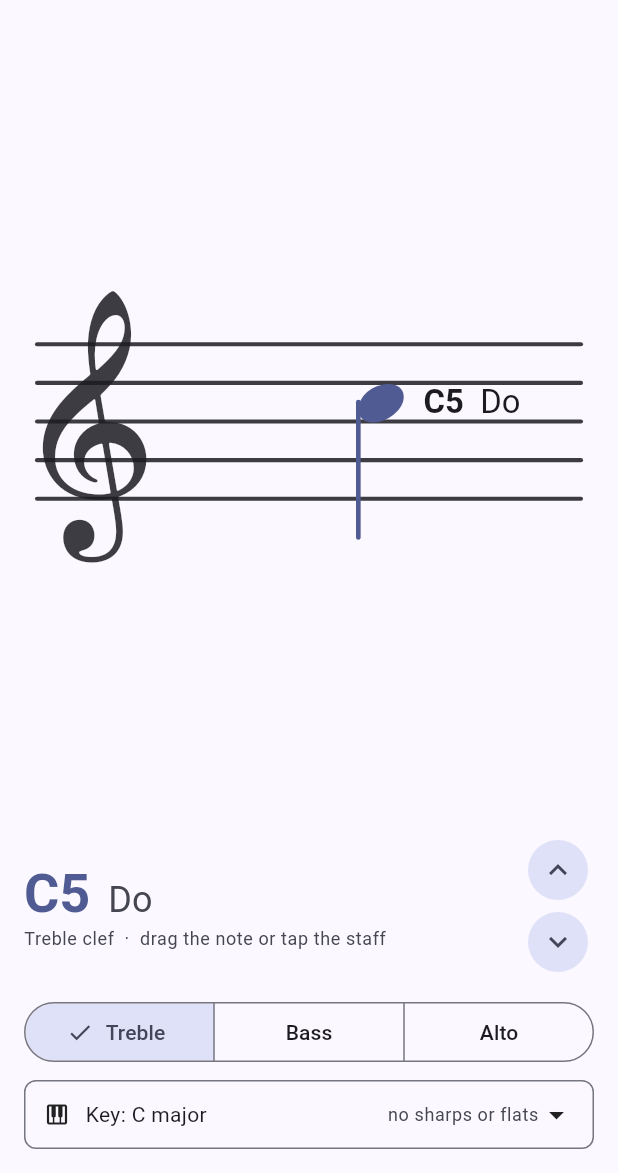
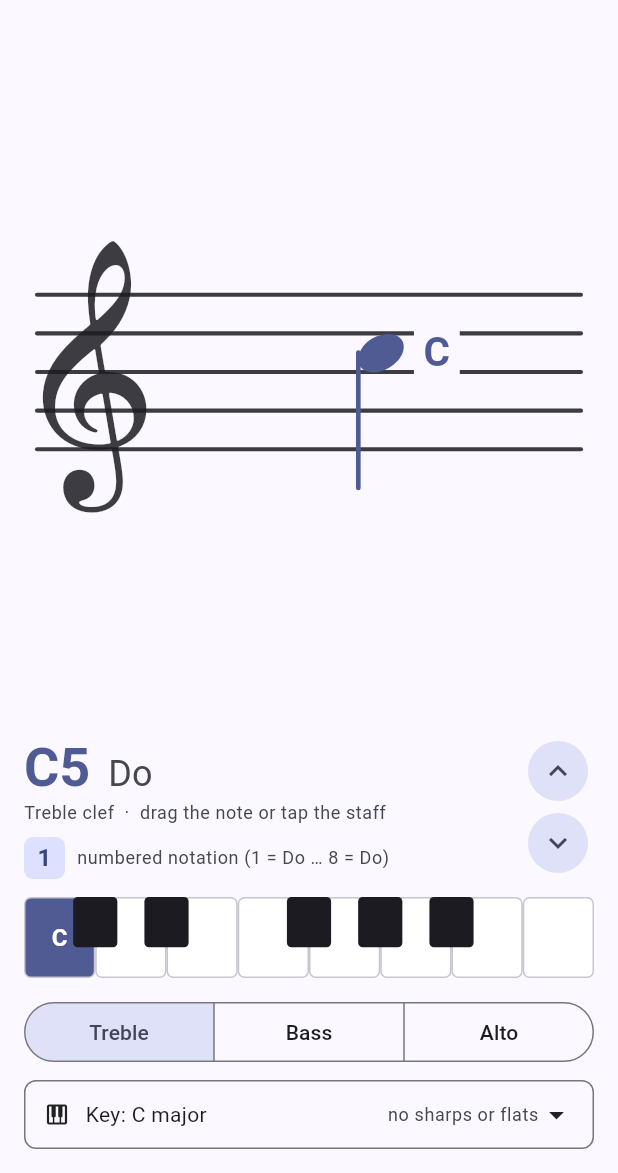
Before and after one commit to HenryQuan/WhatIsThisNote, a Flutter app: the screen it shows after launch, after a tap on the "keyboard arrow up" icon, on a phone screen of 412 x 824 dp, the part 63-1236 px from its top. Run offline on Flutter 3.47's test engine with Material 3 defaults, Android fonts, the phone set to English and light mode, and no system bars.

Commit message:
show a piano preview with layout fixes

```diff
--- a/whatisthisnote/lib/core/note.dart
+++ b/whatisthisnote/lib/core/note.dart
@@ -19,6 +19,10 @@ enum NoteLetter {
 
   /// Fixed-do solfege name, e.g. `Do`.
   final String solfege;
+
+  /// Number used in numbered notation (jianpu): `1 == Do`, `2 == Re`, ...,
+  /// `7 == Ti`.
+  int get degree => index + 1;
 
   /// Semitone offset from C within the same octave.
   int get semitone => const [0, 2, 4, 5, 7, 9, 11][index];
@@ -50,17 +54,24 @@ class Note implements Comparable<Note> {
   /// The scientific octave number (C4 is middle C).
   int get octave => (diatonicIndex - (diatonicIndex % 7)) ~/ 7;
 
+  /// Scientific pitch name without the octave, e.g. `F♯`.
+  String get pitchName {
+    final suffix = accidental == Accidental.natural ? '' : accidental.text;
+    return '${letter.name}$suffix';
+  }
+
   /// Scientific pitch name, e.g. `E4` or `F♯5`.
-  String get name {
-    final suffix = accidental == Accidental.natural ? '' : accidental.text;
-    return '${letter.name}$suffix$octave';
-  }
+  String get name => '$pitchName$octave';
 
   /// Fixed-do solfege name, e.g. `Mi` or `Fa♯`.
   String get solfege {
     final suffix = accidental == Accidental.natural ? '' : accidental.text;
     return '${letter.solfege}$suffix';
   }
+
+  /// Number used in numbered notation, `1` for Do through `7` for Ti. The
+  /// octave above is `8` (again Do).
+  int get degree => letter.degree;
 
   /// MIDI note number using standard tuning (C4 == 60).
   int get midi => (octave + 1) * 12 + letter.semitone + accidental.offset;
--- a/whatisthisnote/lib/ui/page/home_page.dart
+++ b/whatisthisnote/lib/ui/page/home_page.dart
@@ -3,6 +3,7 @@ import 'package:flutter/material.dart';
 import '../../core/clef.dart';
 import '../../core/key.dart';
 import '../../core/staff_geometry.dart';
+import '../widgets/piano_keyboard.dart';
 import '../widgets/staff_view.dart';
 
 /// The main screen: an interactive staff plus controls for the clef, the key,
@@ -83,6 +84,7 @@ class _HomePageState extends State<HomePage> {
               ),
             ),
             _Controls(
+              key: const Key('controls'),
               clef: _clef,
               keySignature: _key,
               step: _step,
@@ -110,6 +112,7 @@ class _HomePageState extends State<HomePage> {
 
 class _Controls extends StatelessWidget {
   const _Controls({
+    super.key,
     required this.clef,
     required this.keySignature,
     required this.step,
@@ -170,6 +173,39 @@ class _Controls extends StatelessWidget {
                         color: theme.colorScheme.onSurfaceVariant,
                       ),
                     ),
+                    const SizedBox(height: 8),
+                    Row(
+                      children: [
+                        Container(
+                          padding: const EdgeInsets.symmetric(
+                            horizontal: 9,
+                            vertical: 2,
+                          ),
+                          decoration: BoxDecoration(
+                            color: theme.colorScheme.primaryContainer,
+                            borderRadius: BorderRadius.circular(6),
+                          ),
+                          child: Text(
+                            '${note.degree}',
+                            key: const Key('note-degree'),
+                            style: theme.textTheme.titleMedium?.copyWith(
+                              color: theme.colorScheme.onPrimaryContainer,
+                              fontWeight: FontWeight.bold,
+                            ),
+                          ),
+                        ),
+                        const SizedBox(width: 8),
+                        Flexible(
+                          child: Text(
+                            'numbered notation (1 = Do … 8 = Do)',
+                            style: theme.textTheme.bodySmall?.copyWith(
+                              color: theme.colorScheme.onSurfaceVariant,
+                            ),
+                            overflow: TextOverflow.ellipsis,
+                          ),
+                        ),
+                      ],
+                    ),
                   ],
                 ),
               ),
@@ -195,7 +231,13 @@ class _Controls extends StatelessWidget {
             ],
           ),
           const SizedBox(height: 12),
+          PianoKeyboard(
+            midi: note.midi,
+            label: note.pitchName,
+          ),
+          const SizedBox(height: 12),
           SegmentedButton<Clef>(
+            showSelectedIcon: false,
             segments: [
               for (final value in Clef.values)
                 ButtonSegment<Clef>(
--- a/whatisthisnote/lib/ui/painters/notation_painter.dart
+++ b/whatisthisnote/lib/ui/painters/notation_painter.dart
@@ -18,6 +18,7 @@ class NotationPainter extends CustomPainter {
     required this.lineColor,
     required this.noteColor,
     required this.labelColor,
+    required this.labelBackgroundColor,
     required this.showLabel,
   });
 
@@ -35,6 +36,7 @@ class NotationPainter extends CustomPainter {
   final Color lineColor;
   final Color noteColor;
   final Color labelColor;
+  final Color labelBackgroundColor;
   final bool showLabel;
 
   @override
@@ -143,18 +145,12 @@ class NotationPainter extends CustomPainter {
     final note = key.applyTo(clef.noteAt(step.round()));
     final painter = TextPainter(
       text: TextSpan(
-        text: note.name,
+        text: note.pitchName,
         style: TextStyle(
           color: labelColor,
-          fontSize: geometry.space * 0.85,
+          fontSize: geometry.space * 1.05,
           fontWeight: FontWeight.w700,
         ),
-        children: [
-          TextSpan(
-            text: '  ${note.solfege}',
-            style: TextStyle(fontWeight: FontWeight.w400),
-          ),
-        ],
       ),
       textDirection: TextDirection.ltr,
     )..layout();
@@ -165,6 +161,18 @@ class NotationPainter extends CustomPainter {
       x = noteX - gap - painter.width;
     }
     final y = geometry.yForStep(step) - painter.height / 2;
+
+    final pad = geometry.space * 0.25;
+    final background = RRect.fromRectAndRadius(
+      Rect.fromLTWH(
+        x - pad,
+        y - pad,
+        painter.width + pad * 2,
+        painter.height + pad * 2,
+      ),
+      Radius.circular(geometry.space * 0.3),
+    );
+    canvas.drawRRect(background, Paint()..color = labelBackgroundColor);
     painter.paint(canvas, Offset(x, y));
   }
 
@@ -207,6 +215,7 @@ class NotationPainter extends CustomPainter {
         old.lineColor != lineColor ||
         old.noteColor != noteColor ||
         old.labelColor != labelColor ||
+        old.labelBackgroundColor != labelBackgroundColor ||
         old.showLabel != showLabel;
   }
 }
--- /dev/null
+++ b/whatisthisnote/lib/ui/widgets/piano_keyboard.dart
@@ -0,0 +1,153 @@
+import 'package:flutter/material.dart';
+
+/// A small one-octave piano keyboard (C to the next C) used to show where the
+/// current note sits on a real keyboard. The key matching [midi] is
+/// highlighted and optionally labelled with [label].
+class PianoKeyboard extends StatelessWidget {
+  const PianoKeyboard({
+    super.key,
+    required this.midi,
+    this.label,
+    this.height = 54,
+  });
+
+  /// MIDI number of the note to highlight (C4 == 60).
+  final int midi;
+
+  /// Short text drawn on the highlighted key, e.g. `G` or `F♯`.
+  final String? label;
+
+  final double height;
+
+  @override
+  Widget build(BuildContext context) {
+    final scheme = Theme.of(context).colorScheme;
+    return SizedBox(
+      height: height,
+      child: CustomPaint(
+        size: Size.infinite,
+        painter: _PianoKeyboardPainter(
+          midi: midi,
+          label: label,
+          whiteColor: scheme.surfaceContainerLowest,
+          blackColor: scheme.onSurface,
+          borderColor: scheme.outlineVariant,
+          highlightColor: scheme.primary,
+          onHighlightColor: scheme.onPrimary,
+        ),
+      ),
+    );
+  }
+}
+
+class _PianoKeyboardPainter extends CustomPainter {
+  _PianoKeyboardPainter({
+    required this.midi,
+    required this.label,
+    required this.whiteColor,
+    required this.blackColor,
+    required this.borderColor,
+    required this.highlightColor,
+    required this.onHighlightColor,
+  });
+
+  final int midi;
+  final String? label;
+  final Color whiteColor;
+  final Color blackColor;
+  final Color borderColor;
+  final Color highlightColor;
+  final Color onHighlightColor;
+
+  /// Pitch classes of the black keys.
+  static const Set<int> _blackPitchClasses = {1, 3, 6, 8, 10};
+
+  /// White key a black key sits after, keyed by the black key's pitch class.
+  static const Map<int, int> _blackAfterWhite = {1: 0, 3: 1, 6: 3, 8: 4, 10: 5};
+
+  /// White key for a white pitch class.
+  static const Map<int, int> _whiteIndex = {0: 0, 2: 1, 4: 2, 5: 3, 7: 4, 9: 5, 11: 6};
+
+  @override
+  void paint(Canvas canvas, Size size) {
+    const whiteCount = 8; // C D E F G A B C
+    final whiteWidth = size.width / whiteCount;
+    final blackWidth = whiteWidth * 0.62;
+    final blackHeight = size.height * 0.62;
+
+    final pitchClass = midi % 12;
+    final isBlack = _blackPitchClasses.contains(pitchClass);
+    final whiteIndexOfHighlight =
+        isBlack ? _blackAfterWhite[pitchClass] : _whiteIndex[pitchClass];
+
+    final border = Paint()
+      ..color = borderColor
+      ..style = PaintingStyle.stroke
+      ..strokeWidth = 1;
+
+    for (var i = 0; i < whiteCount; i++) {
+      final rect = Rect.fromLTWH(i * whiteWidth, 0, whiteWidth, size.height)
+          .deflate(0.5);
+      final highlighted = !isBlack && i == whiteIndexOfHighlight;
+      final rrect = RRect.fromRectAndRadius(rect, const Radius.circular(4));
+      canvas.drawRRect(
+        rrect,
+        Paint()..color = highlighted ? highlightColor : whiteColor,
+      );
+      canvas.drawRRect(rrect, border);
+      if (highlighted && label != null) {
+        _paintLabel(canvas, rect, onHighlightColor, whiteWidth * 0.5);
+      }
+    }
+
+    for (final entry in _blackAfterWhite.entries) {
+      final cx = (entry.value + 1) * whiteWidth;
+      final rect = Rect.fromCenter(
+        center: Offset(cx, blackHeight / 2),
+        width: blackWidth,
+        height: blackHeight,
+      );
+      final highlighted = isBlack && entry.value == whiteIndexOfHighlight;
+      final rrect = RRect.fromRectAndRadius(rect, const Radius.circular(3));
+      canvas.drawRRect(
+        rrect,
+        Paint()..color = highlighted ? highlightColor : blackColor,
+      );
+      if (highlighted && label != null) {
+        _paintLabel(canvas, rect, onHighlightColor, blackWidth * 0.7);
+      }
+    }
+  }
+
+  void _paintLabel(Canvas canvas, Rect rect, Color color, double maxFontSize) {
+    final painter = TextPainter(
+      text: TextSpan(
+        text: label,
+        style: TextStyle(
+          color: color,
+          fontSize: maxFontSize.clamp(9.0, 16.0),
+          fontWeight: FontWeight.w700,
+        ),
+      ),
+      textDirection: TextDirection.ltr,
+    )..layout();
+    painter.paint(
+      canvas,
+      Offset(
+        rect.center.dx - painter.width / 2,
+        rect.center.dy - painter.height / 2,
+      ),
+    );
+  }
+
+  @override
+  bool shouldRepaint(covariant _PianoKeyboardPainter old) {
+    return old.midi != midi ||
+        old.label != label ||
+        old.whiteColor != whiteColor ||
+        old.blackColor != blackColor ||
+        old.borderColor != borderColor ||
+        old.highlightColor != highlightColor ||
+        old.onHighlightColor != onHighlightColor;
+  }
+}
--- a/whatisthisnote/lib/ui/widgets/staff_view.dart
+++ b/whatisthisnote/lib/ui/widgets/staff_view.dart
@@ -174,7 +174,8 @@ class _StaffViewState extends State<StaffView>
               noteX: _noteX,
               lineColor: scheme.onSurface.withValues(alpha: 0.85),
               noteColor: scheme.primary,
-              labelColor: scheme.onSurface,
+              labelColor: scheme.primary,
+              labelBackgroundColor: scheme.surface,
               showLabel: true,
             ),
           ),
```
Also changed, not shown: 4 other files.
